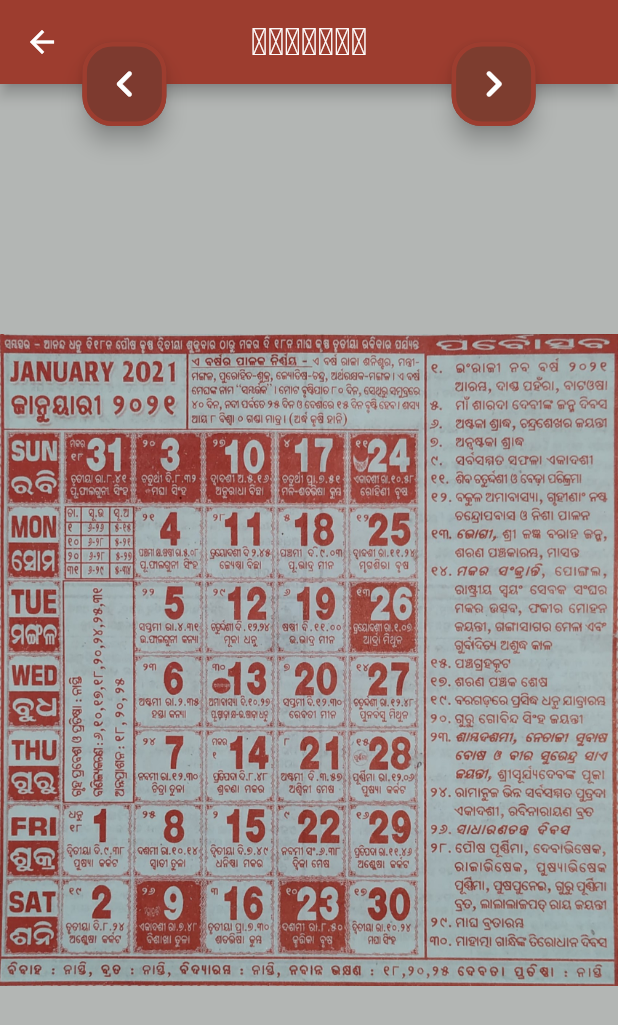
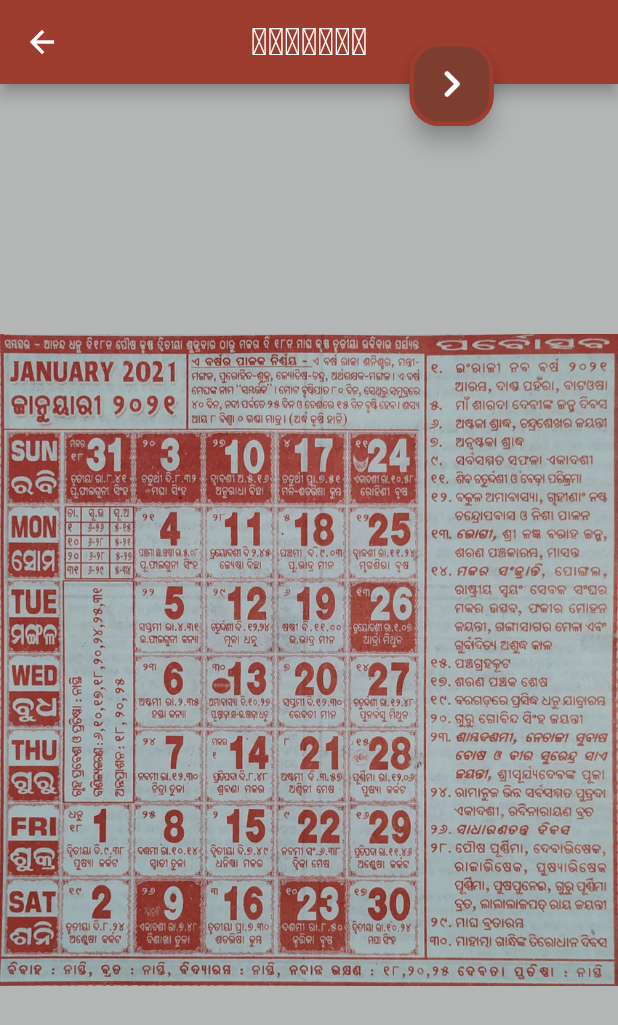
Before and after one commit to sapnaslab2/photo_calendar, a Flutter app: the screen it shows after launch, after a tap on "ଜାନୁଆରୀ", on a phone screen of 412 x 824 dp. Shown: the top 1025 px of the screen. Run offline on Flutter 3.47's test engine with Material 2 defaults, Android fonts, the light colour scheme and no system bars; drawn by our look-alikes of photo_view; our stand-ins replace basic_utils; missing offline and left inert: firebase_admob; accounts and stored records are empty.

Commit message:
few bug fixes and icon changes

```diff
--- a/lib/main.dart
+++ b/lib/main.dart
@@ -14,7 +14,7 @@ class CalendarApp extends StatelessWidget {
       debugShowCheckedModeBanner: false,
       routes: {
         '/': (context) => ChooseMonthNew(),
-        '/Jan': (context) => MonthImg('images/Jan.jpg', 'ଜାନୁଆରୀ', '/', '/Feb'),
+        '/Jan': (context) => MonthImg('images/Jan.jpg', 'ଜାନୁଆରୀ', '', '/Feb'),
         '/Feb': (context) => MonthImg('images/Feb.jpg', 'ଫେବୃଆରୀ', '/Jan', '/March'),
         '/March': (context) => MonthImg('images/March.jpg', 'ମାର୍ଚ୍ଚ', '/Feb', '/April'),
         '/April': (context) => MonthImg('images/April.jpg', 'ଏପ୍ରିଲ୍', '/March', '/May'),
@@ -25,7 +25,7 @@ class CalendarApp extends StatelessWidget {
         '/Sep': (context) => MonthImg('images/Sep.jpg', 'ସେପ୍ଟେମ୍ବର', '/Aug', '/Oct'),
         '/Oct': (context) => MonthImg('images/Oct.jpg', 'ଅକ୍ଟୋବର', '/Sep', '/Nov'),
         '/Nov': (context) => MonthImg('images/Nov.jpg', 'ନଭେମ୍ବର', '/Oct', '/Dec'),
-        '/Dec': (context) => MonthImg('images/Dec.jpg', 'ଡିସେମ୍ବର', '/Nov', '/'),
+        '/Dec': (context) => MonthImg('images/Dec.jpg', 'ଡିସେମ୍ବର', '/Nov', ''),
       },
     );
   }
--- a/lib/months/MonthImg.dart
+++ b/lib/months/MonthImg.dart
@@ -1,3 +1,4 @@
+import 'package:basic_utils/basic_utils.dart';
 import 'package:flutter/cupertino.dart';
 import 'package:flutter/material.dart';
 import 'package:photo_calendar/choose_month_new.dart';
@@ -43,7 +44,9 @@ class _MonthImgState extends State<MonthImg> {
       floatingActionButton: Row(
         mainAxisSize: MainAxisSize.min,
         children: <Widget>[
-          FloatingActionButton(
+          Visibility(
+            visible: StringUtils.isNotNullOrEmpty(_prevMonth),
+            child: FloatingActionButton(
               heroTag: 'unq1',
               onPressed: () {
                 Navigator.pushReplacementNamed(context, _prevMonth);
@@ -54,10 +57,13 @@ class _MonthImgState extends State<MonthImg> {
               shape: RoundedRectangleBorder(
                   borderRadius: BorderRadius.all(Radius.circular(20.0)), side: BorderSide(color: Color(0xff9D3D2F), width: 3.0)),
             ),
+          ),
           AspectRatio(
             aspectRatio: 3 / 13,
           ),
-          FloatingActionButton(
+          Visibility(
+            visible: StringUtils.isNotNullOrEmpty(_nextMonth),
+            child: FloatingActionButton(
               heroTag: 'unq2',
               onPressed: () {
                 Navigator.pushReplacementNamed(context, _nextMonth);
@@ -68,6 +74,7 @@ class _MonthImgState extends State<MonthImg> {
               shape: RoundedRectangleBorder(
                   borderRadius: BorderRadius.all(Radius.circular(20.0)), side: BorderSide(color: Color(0xff9D3D2F), width: 3.0)),
             ),
+          ),
         ],
       ),
       floatingActionButtonLocation: FloatingActionButtonLocation.centerTop,
--- a/pubspec.yaml
+++ b/pubspec.yaml
@@ -29,10 +29,12 @@ dependencies:
   photo_view: ^0.10.3
   date_util: ^0.1.4
   firebase_admob: ^0.10.2
+  basic_utils: ^2.6.3
 
 dev_dependencies:
   flutter_test:
     sdk: flutter
+  flutter_launcher_icons: ^0.8.1
 
 # For information on the generic Dart part of this file, see the
 # following page: https://dart.dev/tools/pub/pubspec
```
Also changed, not shown: lib/widgets/LoadMonth.dart (+4 -4 lines), pubspec.lock, 23 other files. Lines whose indentation alone changed are shown as unchanged.
